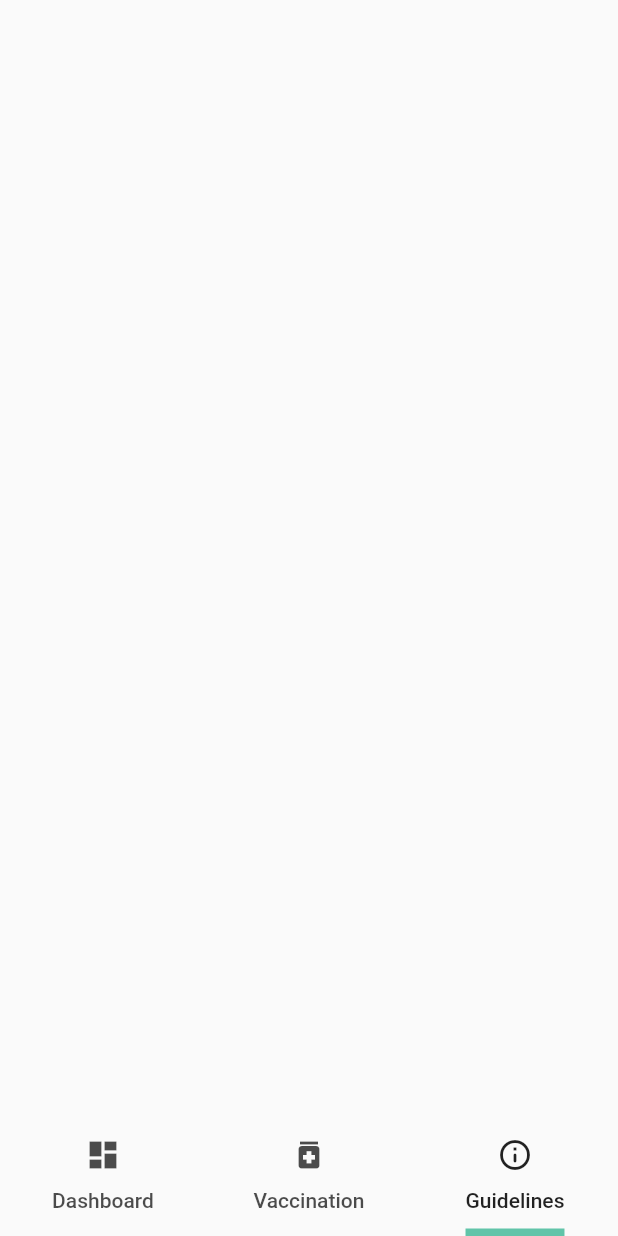
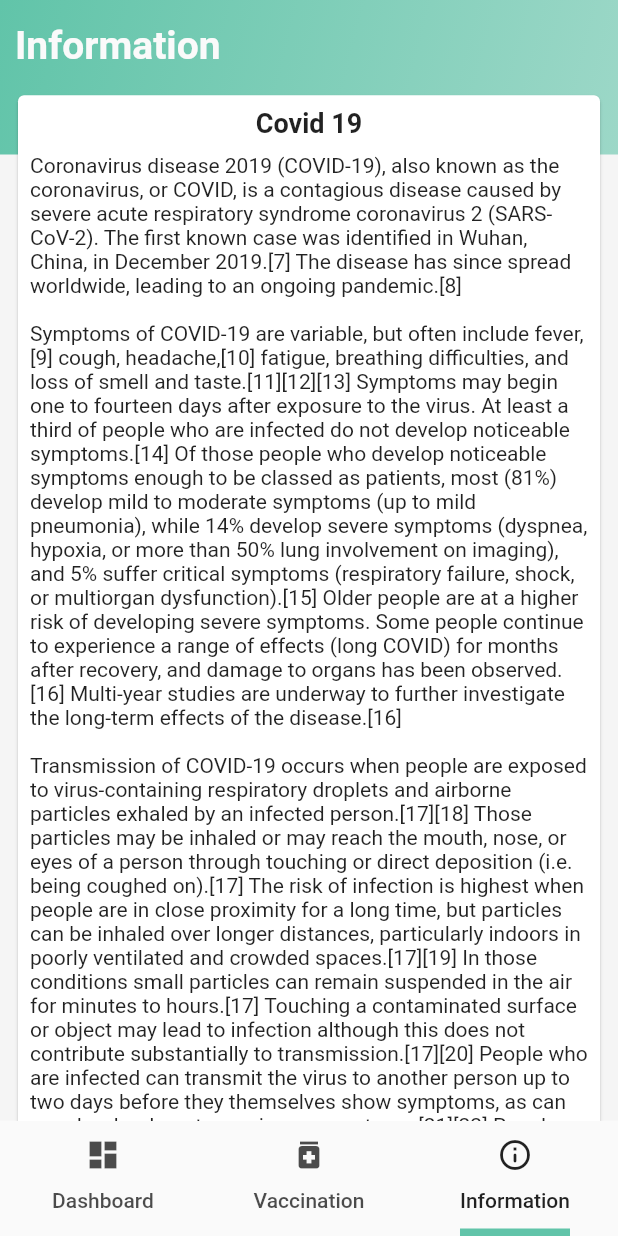
Before and after one commit to DaniyalDolare/Covid19-Tracker-App-Vaccine-and-Cases-, a Flutter app: the screen it shows after launch, item 3 of the bottom bar chosen, on a phone screen of 412 x 824 dp. Run offline on Flutter 3.47's test engine with Material 2 defaults, Android fonts, the phone set to English and light mode, and no system bars; our stand-ins replace shared_preferences; network calls fail.

Commit message:
information tab added

```diff
--- a/lib/screens/homescreen.dart
+++ b/lib/screens/homescreen.dart
@@ -1,5 +1,5 @@
 import 'package:covid19_tracker/screens/tabs/dashboard_tab.dart';
-import 'package:covid19_tracker/screens/tabs/guidelines_tab.dart';
+import 'package:covid19_tracker/screens/tabs/information_tab.dart';
 import 'package:covid19_tracker/screens/tabs/vaccination_tab.dart';
 import 'package:covid19_tracker/utils/constants.dart';
 import 'package:flutter/material.dart';
@@ -32,13 +32,13 @@ class _HomeScreenState extends State<HomeScreen> {
                 icon: Icon(Icons.medication),
               ),
               Tab(
-                text: "Guidelines",
+                text: "Information",
                 icon: Icon(Icons.info_outline_rounded),
               ),
             ]),
         body: SafeArea(
           child: TabBarView(
-            children: [DashboardTab(), VaccinationTab(), GuidelinesTab()],
+            children: [DashboardTab(), VaccinationTab(), InformationTab()],
           ),
         ),
       ),
--- a/lib/screens/tabs/guidelines_tab.dart
+++ /dev/null
@@ -1,13 +0,0 @@
-import 'package:flutter/material.dart';
-
-class GuidelinesTab extends StatefulWidget {
-  @override
-  _GuidelinesTabState createState() => _GuidelinesTabState();
-}
-
-class _GuidelinesTabState extends State<GuidelinesTab> {
-  @override
-  Widget build(BuildContext context) {
-    return Container();
-  }
-}
--- /dev/null
+++ b/lib/screens/tabs/information_tab.dart
@@ -0,0 +1,65 @@
+import 'package:covid19_tracker/utils/constants.dart';
+import 'package:covid19_tracker/widgets/custom_top_bar.dart';
+import 'package:flutter/material.dart';
+
+class InformationTab extends StatefulWidget {
+  @override
+  _InformationTabState createState() => _InformationTabState();
+}
+
+class _InformationTabState extends State<InformationTab> {
+  @override
+  Widget build(BuildContext context) {
+    return Scaffold(
+        backgroundColor: bgColor,
+        body: SingleChildScrollView(
+            child: Stack(children: [
+          CustomTopBar(
+              child: Text(
+            "Information",
+            style: TextStyle(
+                fontSize: 26.0,
+                fontWeight: FontWeight.bold,
+                color: Colors.grey[50]),
+          )),
+          Padding(
+            padding: const EdgeInsets.all(8.0),
+            child: Column(children: [
+              SizedBox(height: MediaQuery.of(context).size.height / 16),
+              Card(
+                child: Padding(
+                  padding: const EdgeInsets.all(8.0),
+                  child: Column(
+                    children: [
+                      Text(
+                        "Covid 19",
+                        style: TextStyle(
+                            fontSize: 18, fontWeight: FontWeight.bold),
+                      ),
+                      SizedBox(
+                        height: 10,
+                      ),
+                      Text(
+                          """Coronavirus disease 2019 (COVID-19), also known as the coronavirus, or COVID, is a contagious disease caused by severe acute respiratory syndrome coronavirus 2 (SARS-CoV-2). The first known case was identified in Wuhan, China, in December 2019.[7] The disease has since spread worldwide, leading to an ongoing pandemic.[8]
+
+Symptoms of COVID-19 are variable, but often include fever,[9] cough, headache,[10] fatigue, breathing difficulties, and loss of smell and taste.[11][12][13] Symptoms may begin one to fourteen days after exposure to the virus. At least a third of people who are infected do not develop noticeable symptoms.[14] Of those people who develop noticeable symptoms enough to be classed as patients, most (81%) develop mild to moderate symptoms (up to mild pneumonia), while 14% develop severe symptoms (dyspnea, hypoxia, or more than 50% lung involvement on imaging), and 5% suffer critical symptoms (respiratory failure, shock, or multiorgan dysfunction).[15] Older people are at a higher risk of developing severe symptoms. Some people continue to experience a range of effects (long COVID) for months after recovery, and damage to organs has been observed.[16] Multi-year studies are underway to further investigate the long-term effects of the disease.[16]
+
+Transmission of COVID-19 occurs when people are exposed to virus-containing respiratory droplets and airborne particles exhaled by an infected person.[17][18] Those particles may be inhaled or may reach the mouth, nose, or eyes of a person through touching or direct deposition (i.e. being coughed on).[17] The risk of infection is highest when people are in close proximity for a long time, but particles can be inhaled over longer distances, particularly indoors in poorly ventilated and crowded spaces.[17][19] In those conditions small particles can remain suspended in the air for minutes to hours.[17] Touching a contaminated surface or object may lead to infection although this does not contribute substantially to transmission.[17][20] People who are infected can transmit the virus to another person up to two days before they themselves show symptoms, as can people who do not experience symptoms.[21][22] People remain infectious for up to ten days after the onset of symptoms in moderate cases and up to twenty days in severe cases.[23]
+
+Several testing methods have been developed to diagnose the disease. The standard diagnostic method is by detection of the virus' nucleic acid by real-time reverse transcription polymerase chain reaction (rRT-PCR), transcription-mediated amplification (TMA), or by reverse transcription loop-mediated isothermal amplification (RT-LAMP) from a nasopharyngeal swab.
+
+Preventive measures include physical or social distancing, quarantining, ventilation of indoor spaces, covering coughs and sneezes, hand washing, and keeping unwashed hands away from the face. The use of face masks or coverings has been recommended in public settings to minimize the risk of transmissions. Several vaccines have been developed and many countries have initiated mass vaccination campaigns.
+
+Although work is underway to develop drugs that inhibit the virus, the primary treatment is symptomatic. Management involves the treatment of symptoms, supportive care, isolation, and experimental measures."""),
+                      SizedBox(
+                        height: 10,
+                      ),
+                    ],
+                  ),
+                ),
+              )
+            ]),
+          ),
+        ])));
+  }
+}
```
